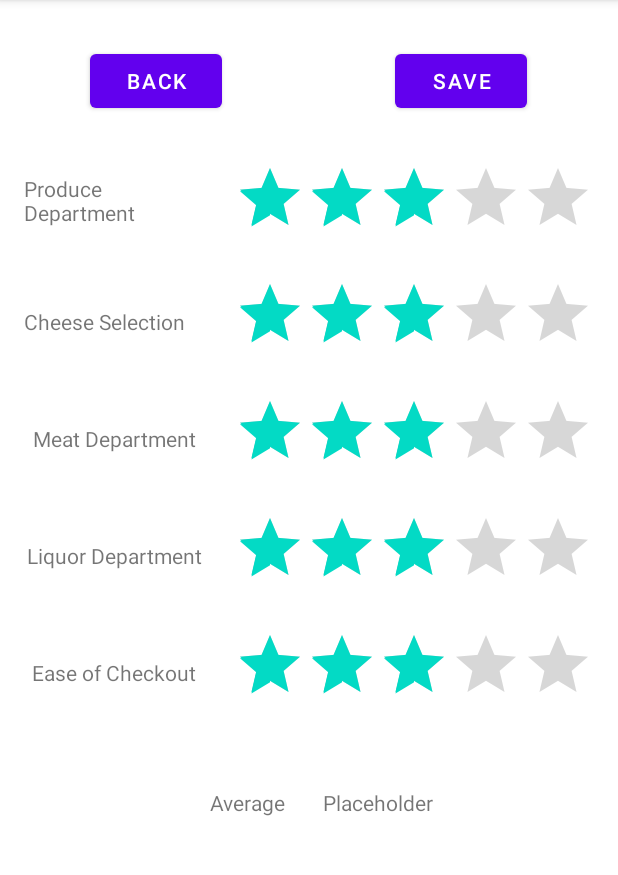
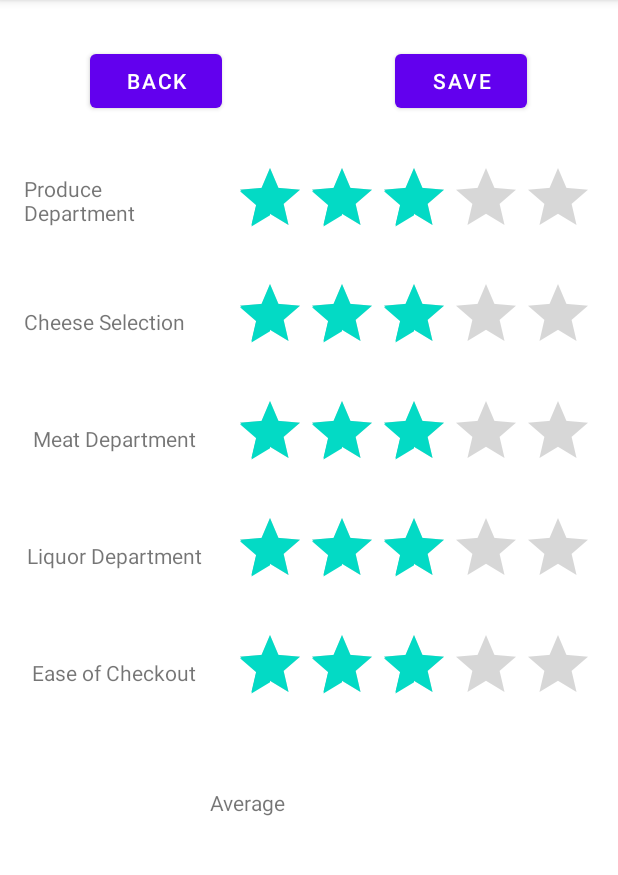
Before and after one commit to JayMelon/SuperMarket, an Android app: the screen it shows after launch (RatingActivity), after a tap on "RATE", on a phone screen of 412 x 824 dp, the part 84-959 px from its top. Run offline under Robolectric (Android 15) with nearby library versions, the phone set to English and light mode, and no system bars.

```diff
--- a/app/src/main/java/com/example/supermarket/MainActivity.java
+++ b/app/src/main/java/com/example/supermarket/MainActivity.java
@@ -41,6 +41,7 @@ Button rateButton;
 private void launchRate(View v){
         Intent i = new Intent(MainActivity.this, RatingActivity.class);
         i.setFlags(i.FLAG_ACTIVITY_CLEAR_TOP);
+        //Gets users entered text and stores in intent
         i.putExtra("marketName", enterSupermarketName.getText().toString());
         i.putExtra("marketAddress", enterSupermarketAddress.getText().toString());
         startActivity(i);
--- a/app/src/main/java/com/example/supermarket/RatingActivity.java
+++ b/app/src/main/java/com/example/supermarket/RatingActivity.java
@@ -1,4 +1,6 @@
 package com.example.supermarket;
+
+import static android.icu.text.DisplayContext.LENGTH_SHORT;
 
 import androidx.appcompat.app.AppCompatActivity;
 
@@ -31,7 +33,9 @@ public class RatingActivity extends AppCompatActivity  {
     protected void onCreate(Bundle savedInstanceState) {
         super.onCreate(savedInstanceState);
         setContentView(R.layout.activity_rating);
+        //Unwraps bundle from intent
         Bundle extras = getIntent().getExtras();
+        //Need key set string
         String supermarketName = extras.getString("marketName");
         String supermarketAddress = extras.getString("marketAddress");
 
@@ -96,7 +100,7 @@ DatabaseHandler db = new DatabaseHandler(RatingActivity.this);
         });
         //Produce rating
 
-
+Toast.makeText(this,"Ratings Saved",Toast.LENGTH_SHORT).show();
     }
 
 
--- a/app/src/main/res/layout/activity_rating.xml
+++ b/app/src/main/res/layout/activity_rating.xml
@@ -221,7 +221,6 @@
         android:layout_height="wrap_content"
         android:layout_marginStart="25dp"
         android:layout_marginTop="48dp"
-        android:text="Placeholder"
         app:layout_constraintStart_toEndOf="@+id/averageText"
         app:layout_constraintTop_toBottomOf="@+id/checkoutLayout" />
 
```
